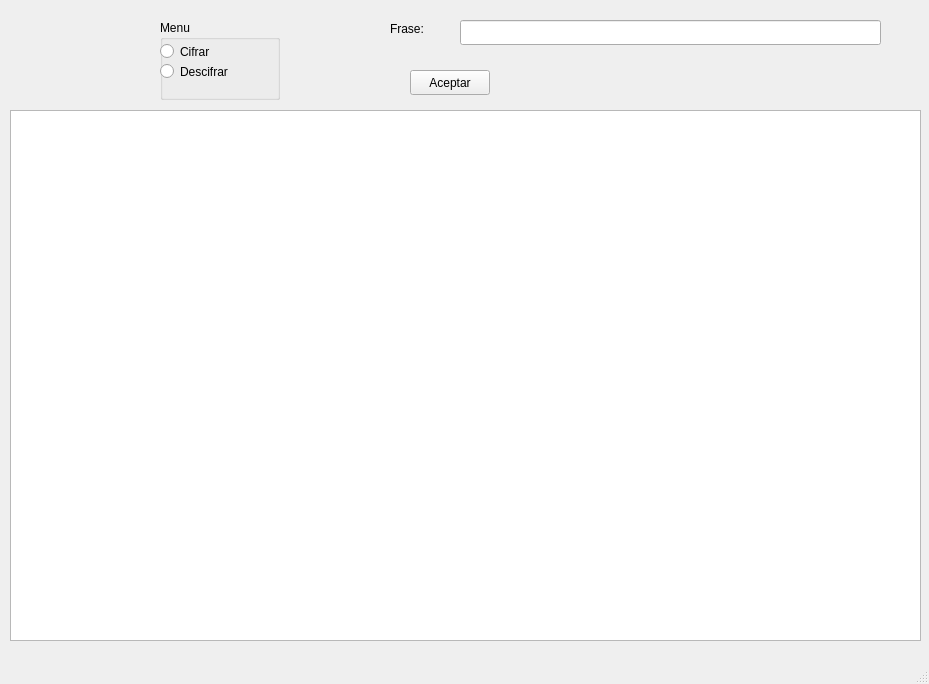
This is TDA/cframe.ui in EmaGaleas/criptoversidad as Qt 5 draws it before an edit. The edited form follows.
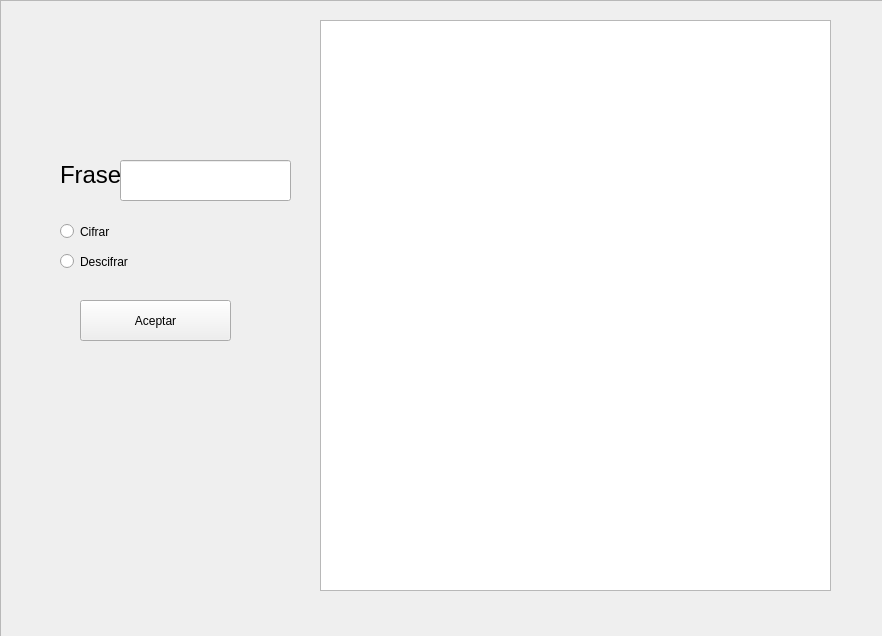
This is the edited form.

```diff
--- a/TDA/cframe.ui
+++ b/TDA/cframe.ui
@@ -6,31 +6,62 @@
    <rect>
     <x>0</x>
     <y>0</y>
-    <width>929</width>
-    <height>684</height>
+    <width>882</width>
+    <height>636</height>
    </rect>
   </property>
   <property name="windowTitle">
    <string>cframe</string>
   </property>
   <widget class="QWidget" name="centralwidget">
-   <widget class="QTableWidget" name="TW_Mostrar">
+   <widget class="QFrame" name="frame_fondo">
     <property name="geometry">
      <rect>
-      <x>10</x>
-      <y>110</y>
-      <width>911</width>
-      <height>531</height>
+      <x>0</x>
+      <y>0</y>
+      <width>901</width>
+      <height>641</height>
      </rect>
+    </property>
+    <property name="frameShape">
+     <enum>QFrame::StyledPanel</enum>
+    </property>
+    <property name="frameShadow">
+     <enum>QFrame::Raised</enum>
+    </property>
+    <widget class="QRadioButton" name="RB_Descifrar">
+     <property name="geometry">
+      <rect>
+       <x>60</x>
+       <y>250</y>
+       <width>96</width>
+       <height>23</height>
+      </rect>
+     </property>
+     <property name="text">
+      <string>Descifrar</string>
+     </property>
+    </widget>
+    <widget class="QRadioButton" name="RB_Cifrar">
+     <property name="geometry">
+      <rect>
+       <x>60</x>
+       <y>220</y>
+       <width>96</width>
+       <height>23</height>
+      </rect>
+     </property>
+     <property name="text">
+      <string>Cifrar</string>
     </property>
    </widget>
    <widget class="QPushButton" name="Btn_Aceptar">
     <property name="geometry">
      <rect>
-      <x>410</x>
-      <y>70</y>
-      <width>80</width>
-      <height>25</height>
+       <x>80</x>
+       <y>300</y>
+       <width>151</width>
+       <height>41</height>
      </rect>
     </property>
     <property name="text">
@@ -40,77 +71,38 @@
    <widget class="QLabel" name="Lbl_Frase">
     <property name="geometry">
      <rect>
-      <x>390</x>
-      <y>20</y>
-      <width>54</width>
-      <height>17</height>
+       <x>60</x>
+       <y>160</y>
+       <width>61</width>
+       <height>31</height>
      </rect>
     </property>
     <property name="text">
-     <string>Frase:</string>
+      <string>&lt;html&gt;&lt;head/&gt;&lt;body&gt;&lt;p&gt;&lt;span style=&quot; font-size:18pt;&quot;&gt;Frase:&lt;/span&gt;&lt;/p&gt;&lt;/body&gt;&lt;/html&gt;</string>
     </property>
    </widget>
    <widget class="QLineEdit" name="TBx_Frase">
     <property name="geometry">
      <rect>
-      <x>460</x>
-      <y>20</y>
-      <width>421</width>
-      <height>25</height>
+       <x>120</x>
+       <y>160</y>
+       <width>171</width>
+       <height>41</height>
      </rect>
     </property>
    </widget>
-   <widget class="QGroupBox" name="GB_Sub_Menu">
+    <widget class="QTableWidget" name="TW_Mostrar">
     <property name="geometry">
      <rect>
-      <x>160</x>
+       <x>320</x>
       <y>20</y>
-      <width>120</width>
-      <height>80</height>
-     </rect>
-    </property>
-    <property name="title">
-     <string>Menu</string>
-    </property>
-    <widget class="QRadioButton" name="RB_Cifrar">
-     <property name="geometry">
-      <rect>
-       <x>0</x>
-       <y>20</y>
-       <width>96</width>
-       <height>23</height>
-      </rect>
-     </property>
-     <property name="text">
-      <string>Cifrar</string>
-     </property>
+       <width>511</width>
+       <height>571</height>
+      </rect>
+     </property>
     </widget>
-    <widget class="QRadioButton" name="RB_Descifrar">
-     <property name="geometry">
-      <rect>
-       <x>0</x>
-       <y>40</y>
-       <width>96</width>
-       <height>23</height>
-      </rect>
-     </property>
-     <property name="text">
-      <string>Descifrar</string>
-     </property>
-    </widget>
-   </widget>
-  </widget>
-  <widget class="QMenuBar" name="menubar">
-   <property name="geometry">
-    <rect>
-     <x>0</x>
-     <y>0</y>
-     <width>929</width>
-     <height>22</height>
-    </rect>
-   </property>
-  </widget>
-  <widget class="QStatusBar" name="statusbar"/>
+   </widget>
+  </widget>
  </widget>
  <resources/>
  <connections/>
```
Lines whose indentation alone changed are shown as unchanged.
